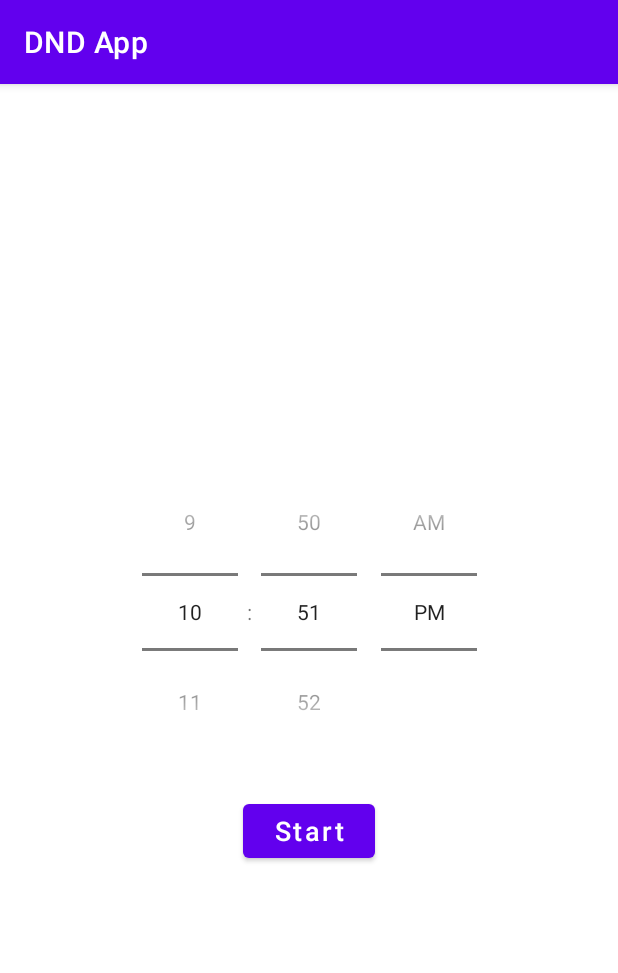
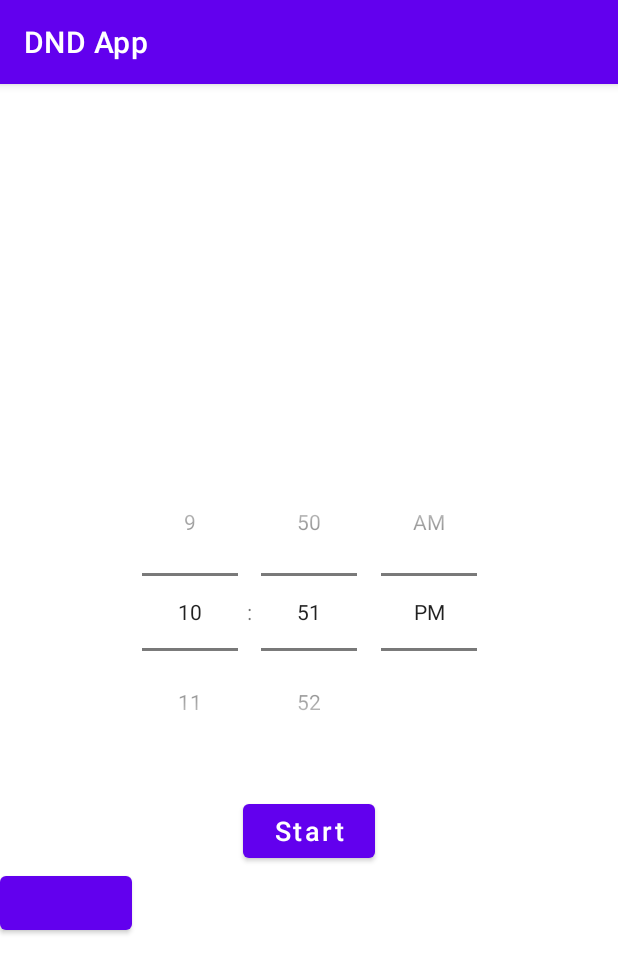
Before and after one commit to Ahmed-P-Mostafa/Do-Not-Disturb-App, an Android app: the MainActivity screen opened directly, with no data from a screen before it, on a phone screen of 412 x 824 dp. Shown: the top 973 px of the screen. Run offline under Robolectric (Android 15) with nearby library versions, the light colour scheme and no system bars; our stand-ins replace data binding; 3 statements that could not run were skipped.

Commit message:
auto start test

```diff
--- a/app/src/main/res/layout/activity_main.xml
+++ b/app/src/main/res/layout/activity_main.xml
@@ -43,5 +43,12 @@
             app:layout_constraintTop_toBottomOf="@id/timePicker"
             android:layout_marginTop="16dp"/>
 
+        <Button
+            android:id="@+id/intent"
+            android:layout_width="wrap_content"
+            android:layout_height="wrap_content"
+            app:layout_constraintTop_toBottomOf="@id/startButton"
+            app:layout_constraintStart_toStartOf="parent"/>
+
     </androidx.constraintlayout.widget.ConstraintLayout>
 </layout>
```
Also changed, not shown: app/src/main/java/com/polotika/dndapp/MainActivity.kt (+66 -5 lines).
